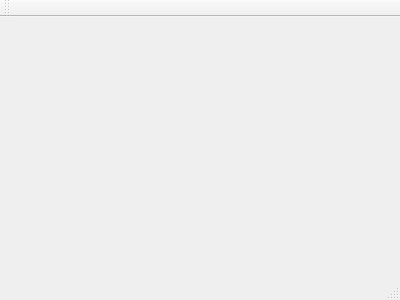
hellosputnik/Qtic-Qtac-Qtoe, file src/mainwindow.ui: the form before one commit.
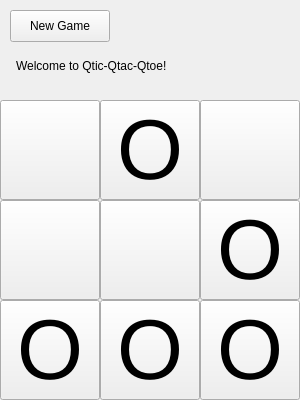
The form after the commit.

The edit to the form file:
```diff
--- a/src/mainwindow.ui
+++ b/src/mainwindow.ui
@@ -1,24 +1,245 @@
 <ui version="4.0">
  <class>MainWindow</class>
- <widget class="QMainWindow" name="MainWindow" >
-  <property name="geometry" >
+ <widget class="QMainWindow" name="MainWindow">
+  <property name="geometry">
    <rect>
     <x>0</x>
     <y>0</y>
-    <width>400</width>
-    <height>300</height>
+    <width>300</width>
+    <height>400</height>
    </rect>
   </property>
-  <property name="windowTitle" >
-   <string>MainWindow</string>
+  <property name="sizePolicy">
+   <sizepolicy hsizetype="Fixed" vsizetype="Fixed">
+    <horstretch>0</horstretch>
+    <verstretch>0</verstretch>
+   </sizepolicy>
   </property>
-  <widget class="QMenuBar" name="menuBar" />
-  <widget class="QToolBar" name="mainToolBar" />
-  <widget class="QWidget" name="centralWidget" />
-  <widget class="QStatusBar" name="statusBar" />
+  <property name="cursor">
+   <cursorShape>ArrowCursor</cursorShape>
+  </property>
+  <property name="mouseTracking">
+   <bool>false</bool>
+  </property>
+  <property name="windowTitle">
+   <string>Qtic-Qtac-Qtoe</string>
+  </property>
+  <widget class="QWidget" name="centralWidget">
+   <widget class="QPushButton" name="NWButton">
+    <property name="geometry">
+     <rect>
+      <x>0</x>
+      <y>100</y>
+      <width>100</width>
+      <height>100</height>
+     </rect>
+    </property>
+    <property name="font">
+     <font>
+      <pointsize>64</pointsize>
+     </font>
+    </property>
+    <property name="styleSheet">
+     <string notr="true"/>
+    </property>
+    <property name="text">
+     <string/>
+    </property>
+   </widget>
+   <widget class="QPushButton" name="NButton">
+    <property name="geometry">
+     <rect>
+      <x>100</x>
+      <y>100</y>
+      <width>100</width>
+      <height>100</height>
+     </rect>
+    </property>
+    <property name="font">
+     <font>
+      <pointsize>64</pointsize>
+     </font>
+    </property>
+    <property name="text">
+     <string>O</string>
+    </property>
+   </widget>
+   <widget class="QPushButton" name="NEButton">
+    <property name="geometry">
+     <rect>
+      <x>200</x>
+      <y>100</y>
+      <width>100</width>
+      <height>100</height>
+     </rect>
+    </property>
+    <property name="font">
+     <font>
+      <pointsize>64</pointsize>
+     </font>
+    </property>
+    <property name="text">
+     <string/>
+    </property>
+   </widget>
+   <widget class="QPushButton" name="WButton">
+    <property name="geometry">
+     <rect>
+      <x>0</x>
+      <y>200</y>
+      <width>100</width>
+      <height>100</height>
+     </rect>
+    </property>
+    <property name="font">
+     <font>
+      <pointsize>64</pointsize>
+     </font>
+    </property>
+    <property name="text">
+     <string/>
+    </property>
+   </widget>
+   <widget class="QPushButton" name="CButton">
+    <property name="geometry">
+     <rect>
+      <x>100</x>
+      <y>200</y>
+      <width>100</width>
+      <height>100</height>
+     </rect>
+    </property>
+    <property name="font">
+     <font>
+      <pointsize>64</pointsize>
+     </font>
+    </property>
+    <property name="text">
+     <string/>
+    </property>
+   </widget>
+   <widget class="QPushButton" name="EButton">
+    <property name="geometry">
+     <rect>
+      <x>200</x>
+      <y>200</y>
+      <width>100</width>
+      <height>100</height>
+     </rect>
+    </property>
+    <property name="font">
+     <font>
+      <pointsize>64</pointsize>
+     </font>
+    </property>
+    <property name="text">
+     <string>O</string>
+    </property>
+   </widget>
+   <widget class="QPushButton" name="SWButton">
+    <property name="geometry">
+     <rect>
+      <x>0</x>
+      <y>300</y>
+      <width>100</width>
+      <height>100</height>
+     </rect>
+    </property>
+    <property name="font">
+     <font>
+      <pointsize>64</pointsize>
+     </font>
+    </property>
+    <property name="text">
+     <string>O</string>
+    </property>
+   </widget>
+   <widget class="QPushButton" name="SButton">
+    <property name="geometry">
+     <rect>
+      <x>100</x>
+      <y>300</y>
+      <width>100</width>
+      <height>100</height>
+     </rect>
+    </property>
+    <property name="font">
+     <font>
+      <pointsize>64</pointsize>
+     </font>
+    </property>
+    <property name="text">
+     <string>O</string>
+    </property>
+   </widget>
+   <widget class="QPushButton" name="SEButton">
+    <property name="geometry">
+     <rect>
+      <x>200</x>
+      <y>300</y>
+      <width>100</width>
+      <height>100</height>
+     </rect>
+    </property>
+    <property name="font">
+     <font>
+      <pointsize>64</pointsize>
+     </font>
+    </property>
+    <property name="text">
+     <string>O</string>
+    </property>
+   </widget>
+   <widget class="QPushButton" name="newGameButton">
+    <property name="geometry">
+     <rect>
+      <x>10</x>
+      <y>10</y>
+      <width>100</width>
+      <height>32</height>
+     </rect>
+    </property>
+    <property name="styleSheet">
+     <string notr="true"/>
+    </property>
+    <property name="text">
+     <string>New Game</string>
+    </property>
+    <property name="autoDefault">
+     <bool>false</bool>
+    </property>
+    <property name="default">
+     <bool>false</bool>
+    </property>
+    <property name="flat">
+     <bool>false</bool>
+    </property>
+   </widget>
+   <widget class="QLabel" name="label">
+    <property name="geometry">
+     <rect>
+      <x>16</x>
+      <y>50</y>
+      <width>270</width>
+      <height>32</height>
+     </rect>
+    </property>
+    <property name="frameShape">
+     <enum>QFrame::NoFrame</enum>
+    </property>
+    <property name="frameShadow">
+     <enum>QFrame::Plain</enum>
+    </property>
+    <property name="text">
+     <string>Welcome to Qtic-Qtac-Qtoe!</string>
+    </property>
+    <property name="textFormat">
+     <enum>Qt::AutoText</enum>
+    </property>
+   </widget>
+  </widget>
  </widget>
- <layoutDefault spacing="6" margin="11" />
- <pixmapfunction></pixmapfunction>
+ <layoutdefault spacing="6" margin="11"/>
  <resources/>
  <connections/>
 </ui>
```
Left out of the diff: 1 changed line with no effect on the pictures.
